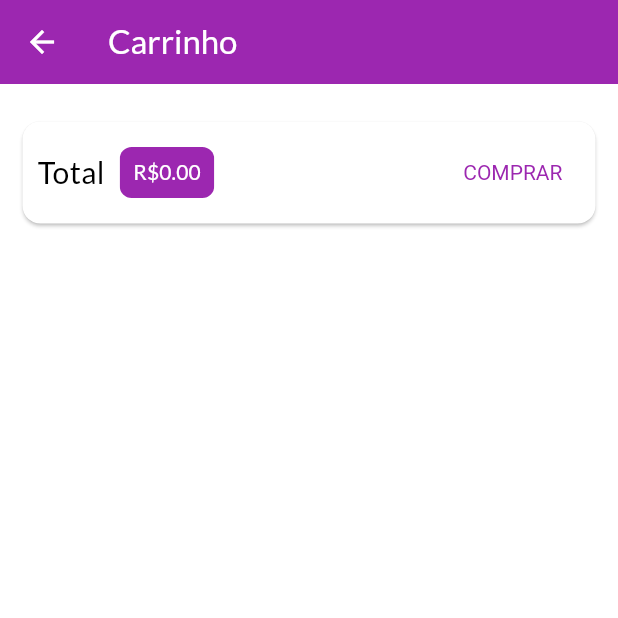
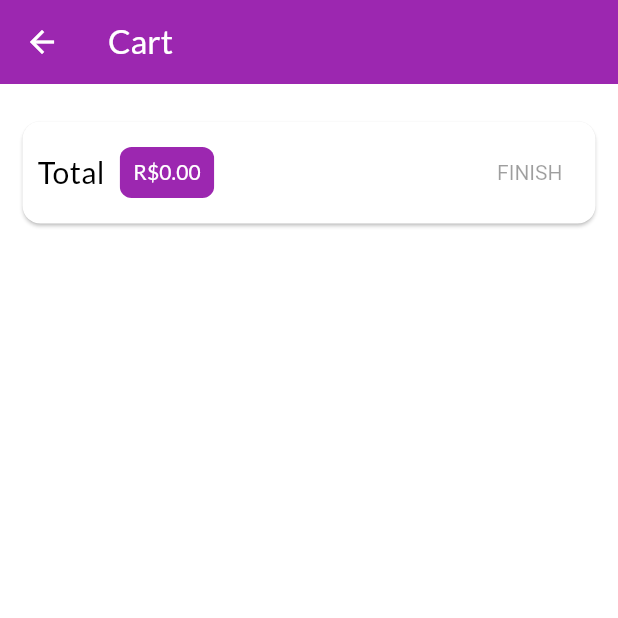
Before and after one commit to enzo-cezarg/shop-app, a Flutter app: the CartPage screen opened by its route, on a phone screen of 412 x 824 dp, the top half of it. Run offline on Flutter 3.47's test engine with Material 3 defaults, Android fonts, the phone set to English and light mode, and no system bars; network calls fail.

Commit message:
get order data from api and post orders

```diff
--- a/lib/pages/cart_page.dart
+++ b/lib/pages/cart_page.dart
@@ -14,7 +14,7 @@ class CartPage extends StatelessWidget {
 
     return Scaffold(
       appBar: AppBar(
-        title: Text('Carrinho'),
+        title: Text('Cart'),
         backgroundColor: Theme.of(context).colorScheme.primary,
         foregroundColor: Theme.of(context).colorScheme.onPrimary,
       ),
@@ -49,16 +49,7 @@ class CartPage extends StatelessWidget {
                     ),
                   ),
                   Spacer(),
-                  TextButton(
-                    onPressed: () {
-                      Provider.of<OrderList>(context, listen: false).addOrder(cart);
-                      cart.clear();
-                    },
-                    style: TextButton.styleFrom(
-                        textStyle: TextStyle(
-                            color: Theme.of(context).colorScheme.primary)),
-                    child: Text('COMPRAR'),
-                  ),
+                  CartButton(cart: cart),
                 ],
               ),
             ),
@@ -74,3 +65,40 @@ class CartPage extends StatelessWidget {
     );
   }
 }
+
+class CartButton extends StatefulWidget {
+  const CartButton({
+    super.key,
+    required this.cart,
+  });
+
+  final Cart cart;
+
+  @override
+  State<CartButton> createState() => _CartButtonState();
+}
+
+class _CartButtonState extends State<CartButton> {
+  bool _isLoading = false;
+
+  @override
+  Widget build(BuildContext context) {
+    return _isLoading
+        ? CircularProgressIndicator()
+        : TextButton(
+            onPressed: widget.cart.itemsCount == 0
+                ? null
+                : () async {
+                    setState(() => _isLoading = true);
+                    await Provider.of<OrderList>(context, listen: false)
+                        .addOrder(widget.cart);
+                    widget.cart.clear();
+                    setState(() => _isLoading = false);
+                  },
+            style: TextButton.styleFrom(
+                textStyle:
+                    TextStyle(color: Theme.of(context).colorScheme.primary)),
+            child: Text('FINISH'),
+          );
+  }
+}
--- a/lib/utils/constants.dart
+++ b/lib/utils/constants.dart
@@ -2,4 +2,5 @@ class Constants {
   // API Related
   static const baseUrl = 'https://shop-app-flutter-b3be7-default-rtdb.firebaseio.com';
   static const productsUrl = '$baseUrl/products';
+  static const ordersUrl = '$baseUrl/orders';
 }
```
Also changed, not shown: lib/models/order_list.dart (+62 -3 lines), lib/pages/orders_page.dart (+21 -5 lines), 1 other file.
